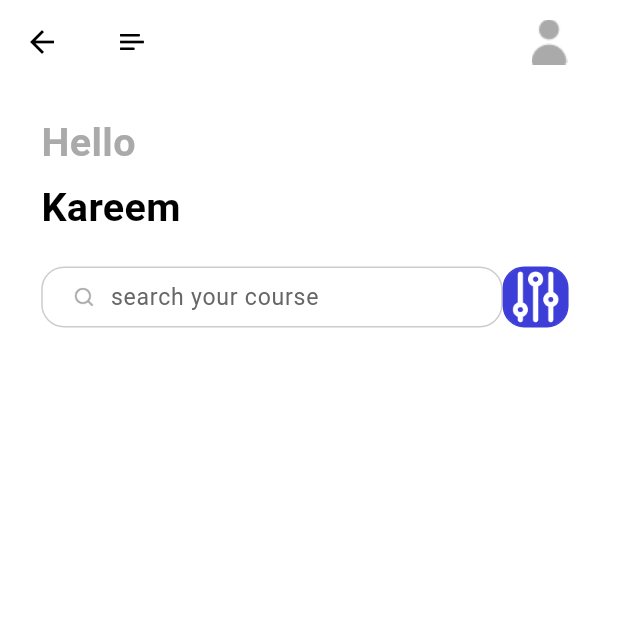
After one commit to kareemmuhamedd/Ulearning-App, a Flutter app: the HomeScreen screen opened directly, on a phone screen of 412 x 824 dp, the top half of it. The commit adds this screen. Run offline on Flutter 3.47's test engine with Material 3 defaults, Android fonts, the light colour scheme and no system bars; our stand-ins replace cloud_firestore, dots_indicator, firebase_auth, firebase_core, flutter_bloc, flutter_screenutil and 2 more; accounts and stored records are empty; Roboto replaces fonts that are missing (Avenir).

Commit message:
Added the Home Screen to the application's entry point. Added the Home AppBar widget. Added the Home Screen Text widget. Added the Home Search widget. Set the designSize for ScreenUtilInit in the main file. Made enhancements to the UI sizes of the Register Screen and Sign-in Screen.

```diff
--- a/lib/main.dart
+++ b/lib/main.dart
@@ -19,6 +19,7 @@ class MyApp extends StatelessWidget {
     return MultiBlocProvider(
       providers: [...AppScreens.allBlocProviders(context)],
       child: ScreenUtilInit(
+        designSize: const Size(375, 812),
         builder: (context, child) {
           return MaterialApp(
             debugShowCheckedModeBanner: false,
--- a/lib/pages/application/application_screen.dart
+++ b/lib/pages/application/application_screen.dart
@@ -3,6 +3,7 @@ import 'package:flutter_bloc/flutter_bloc.dart';
 import 'package:flutter_screenutil/flutter_screenutil.dart';
 import 'package:ulearning_app/common/values/colors.dart';
 import 'package:ulearning_app/pages/application/widgets/bottom_nav_bar.dart';
+import 'package:ulearning_app/pages/home/home_screen.dart';
 
 import 'bloc/app_blocs.dart';
 import 'bloc/app_states.dart';
@@ -55,7 +56,7 @@ class _ApplicationScreenState extends State<ApplicationScreen> {
 
 Widget buildPage(int index) {
   List<Widget> widgets = const [
-    Center(child: Text('Home')),
+    HomeScreen(),
     Center(child: Text('Search')),
     Center(child: Text('Course')),
     Center(child: Text('Chat')),
--- /dev/null
+++ b/lib/pages/home/home_screen.dart
@@ -0,0 +1,41 @@
+import 'package:flutter/material.dart';
+import 'package:flutter_screenutil/flutter_screenutil.dart';
+import 'package:ulearning_app/common/values/colors.dart';
+import 'package:ulearning_app/pages/home/widgets/home_app_bar.dart';
+import 'package:ulearning_app/pages/home/widgets/home_screen_text.dart';
+import 'package:ulearning_app/pages/home/widgets/home_search_widget.dart';
+
+class HomeScreen extends StatefulWidget {
+  const HomeScreen({super.key});
+
+  @override
+  State<HomeScreen> createState() => _HomeScreenState();
+}
+
+class _HomeScreenState extends State<HomeScreen> {
+  @override
+  Widget build(BuildContext context) {
+    return Scaffold(
+      backgroundColor: Colors.white,
+      appBar: buildHomeAppBar(),
+      body: Container(
+        margin: EdgeInsets.symmetric(vertical: 0, horizontal: 25.w),
+        child:  Column(
+          crossAxisAlignment: CrossAxisAlignment.start,
+          children: [
+            const HomePageText(
+              text: 'Hello',
+              color: AppColors.primaryThirdElementText,
+            ),
+            const HomePageText(
+              text: 'Kareem',
+              top: 5,
+            ),
+            SizedBox(height: 20.h,),
+            const HomeSearchWidget(),
+          ],
+        ),
+      ),
+    );
+  }
+}
--- /dev/null
+++ b/lib/pages/home/widgets/home_app_bar.dart
@@ -0,0 +1,30 @@
+import 'package:flutter/material.dart';
+import 'package:flutter_screenutil/flutter_screenutil.dart';
+
+AppBar buildHomeAppBar(){
+  return AppBar(
+    title: Container(
+      margin: EdgeInsets.only(left: 7.w,right: 7.w),
+      child: Row(
+        mainAxisAlignment: MainAxisAlignment.spaceBetween,
+        crossAxisAlignment: CrossAxisAlignment.center,
+        children: [
+          SizedBox(
+            width: 15.w,
+            height: 12.h,
+            child: Image.asset('assets/icons/menu.png'),
+          ),
+          GestureDetector(
+            child: Container(
+              width: 40.w,
+              height: 40.h,
+              decoration: BoxDecoration(
+                image: DecorationImage(image: AssetImage('assets/icons/person.png')),
+              ),
+            ),
+          )
+        ],
+      ),
+    ),
+  );
+}
--- /dev/null
+++ b/lib/pages/home/widgets/home_screen_text.dart
@@ -0,0 +1,32 @@
+import 'package:flutter/material.dart';
+import 'package:flutter_screenutil/flutter_screenutil.dart';
+
+import '../../../common/values/colors.dart';
+
+class HomePageText extends StatelessWidget {
+  final String text;
+  final Color color;
+  final int top;
+
+  const HomePageText({
+    super.key,
+    required this.text,
+    this.color = AppColors.primaryText,
+    this.top = 20,
+  });
+
+  @override
+  Widget build(BuildContext context) {
+    return Container(
+      margin: EdgeInsets.only(top: top.h),
+      child: Text(
+        text,
+        style: TextStyle(
+          color: color,
+          fontSize: 24.sp,
+          fontWeight: FontWeight.bold,
+        ),
+      ),
+    );
+  }
+}
--- /dev/null
+++ b/lib/pages/home/widgets/home_search_widget.dart
@@ -0,0 +1,95 @@
+import 'package:flutter/material.dart';
+import 'package:flutter_screenutil/flutter_screenutil.dart';
+import 'package:ulearning_app/common/values/colors.dart';
+
+class HomeSearchWidget extends StatelessWidget {
+  const HomeSearchWidget({super.key});
+
+  @override
+  Widget build(BuildContext context) {
+    return Row(
+      children: [
+        Container(
+          width: 280.w,
+          height: 40.h,
+          decoration: BoxDecoration(
+            color: AppColors.primaryBackground,
+            borderRadius: BorderRadius.circular(15.h),
+            border: Border.all(
+              color: AppColors.primaryFourthElementText,
+            ),
+          ),
+          child: Row(
+            children: [
+              Container(
+                margin: EdgeInsets.only(left: 17.w),
+                width: 16.w,
+                height: 16.h,
+                child: Image.asset(
+                  'assets/icons/search.png',
+                ),
+              ),
+              Container(
+                width: 240.w,
+                height: 40.h,
+                child: TextField(
+                  keyboardType: TextInputType.multiline,
+                  decoration: const InputDecoration(
+                    contentPadding: EdgeInsets.fromLTRB(5, 5, 0, 5),
+                    hintText: 'search your course',
+                    border: OutlineInputBorder(
+                      borderSide: BorderSide(
+                        color: Colors.transparent,
+                      ),
+                    ),
+                    enabledBorder: OutlineInputBorder(
+                      borderSide: BorderSide(
+                        color: Colors.transparent,
+                      ),
+                    ),
+                    disabledBorder: OutlineInputBorder(
+                      borderSide: BorderSide(
+                        color: Colors.transparent,
+                      ),
+                    ),
+                    focusedBorder: OutlineInputBorder(
+                      borderSide: BorderSide(
+                        color: Colors.transparent,
+                      ),
+                    ),
+                    hintStyle: TextStyle(
+                      color: AppColors.primarySecondaryElementText,
+                    ),
+                  ),
+                  style: TextStyle(
+                    color: AppColors.primaryText,
+                    fontFamily: 'Avenir',
+                    fontWeight: FontWeight.normal,
+                    fontSize: 14.sp,
+                  ),
+                  autocorrect: false,
+                ),
+              ),
+            ],
+          ),
+        ),
+        GestureDetector(
+          child: Container(
+            width: 40.w,
+            height: 40.h,
+            decoration: BoxDecoration(
+              color: AppColors.primaryElement ,
+              borderRadius: BorderRadius.all(Radius.circular(13.w)),
+              border: Border.all(
+                color: AppColors.primaryElement,
+              ),
+              image: const DecorationImage(
+                image: AssetImage('assets/icons/options.png'),
+              ),
+            ),
+          ),
+        )
+      ],
+    );
+  }
+}
--- a/lib/pages/register/register_screen.dart
+++ b/lib/pages/register/register_screen.dart
@@ -42,7 +42,7 @@ class _RegisterScreenState extends State<RegisterScreen> {
                           'Enter your details below and free sign up'),
                     ),
                     Container(
-                      margin: EdgeInsets.only(top: 36.h),
+                      margin: EdgeInsets.only(top: 60.h),
                       padding: EdgeInsets.only(left: 25.w, right: 25.w),
                       child: Column(
                         crossAxisAlignment: CrossAxisAlignment.start,
@@ -90,7 +90,6 @@ class _RegisterScreenState extends State<RegisterScreen> {
                     ),
                     Container(
                       margin: EdgeInsets.only(left: 25.w),
-                      height: 25.h,
                       child: reusableText(
                         'By creating an account you have to agree with our Terms & Conditions.',
                       ),
--- a/lib/pages/sign_in/sign_in_screen.dart
+++ b/lib/pages/sign_in/sign_in_screen.dart
@@ -77,6 +77,7 @@ class _SignInScreenState extends State<SignInScreen> {
                       ),
                     ),
                     forgotPassword(),
+                    SizedBox(height: 70.h,),
                     LoginAndRegisterButton(
                       buttonName: 'Log In',
                       buttonType: 'login',
--- a/lib/pages/sign_in/widgets/third_party_login_widget.dart
+++ b/lib/pages/sign_in/widgets/third_party_login_widget.dart
@@ -13,7 +13,7 @@ class ThirdPartyLoginWidget extends StatelessWidget {
             top: 40.h,
             bottom: 20.h,
           ),
-          padding: EdgeInsets.only(left: 25.w, right: 25.w),
+          padding: EdgeInsets.only(left: 50.w, right: 50.w),
           child: Row(
             mainAxisAlignment: MainAxisAlignment.spaceAround,
             children: [
```
